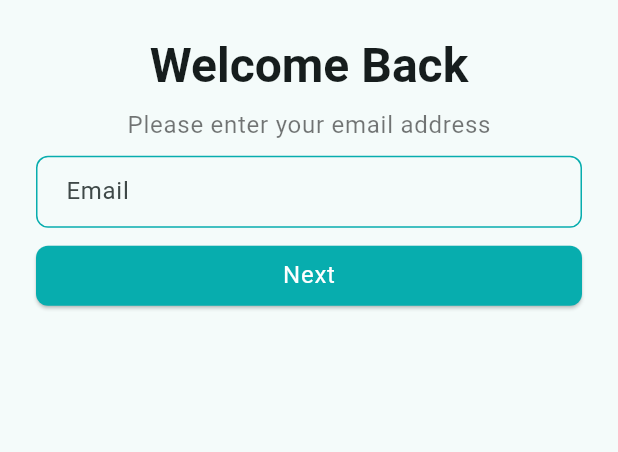
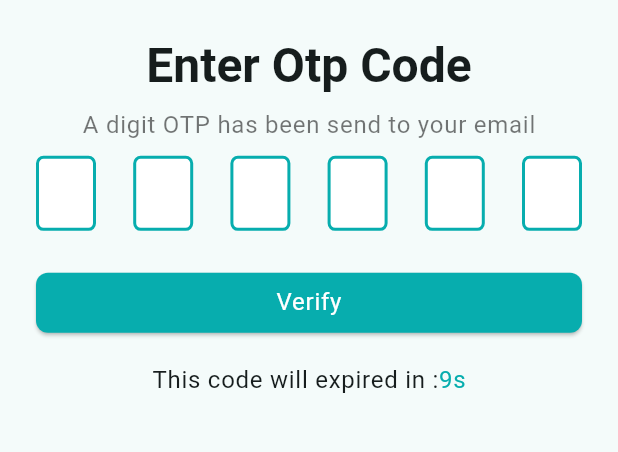
Before and after one commit to mdmridul6/crafty_bay, a Flutter app: the screen it shows after launch, after a tap on "Next", on a phone screen of 412 x 824 dp, the part 317-769 px from its top. Run offline on Flutter 3.47's test engine with Material 3 defaults, Android fonts, the phone set to English and light mode, and no system bars; drawn by our look-alikes of pin_code_fields; our stand-ins replace flutter_svg, get.

Commit message:
Implement email verification screen and navigation
Implemented `EmailVerificationScreen` with email input field and a "Next" button.
Added `SingleChildScrollView` to handle potential overflow in `EmailVerificationScreen`.
Updated `SplashScreen` to navigate to `EmailVerificationScreen` after a 2-second delay using `Get.off()`.
Adjusted `ElevatedButton` text color in the app theme to `Colors.white`.
Changed `helperText` to `hintText` for the email input field in `EmailVerificationScreen`.

```diff
--- a/lib/app.dart
+++ b/lib/app.dart
@@ -1,3 +1,4 @@
+import 'package:crafty_bay/controller_binding.dart';
 import 'package:crafty_bay/presentation/ui/screens/splash_screen.dart';
 import 'package:crafty_bay/presentation/ui/utils/app_colors.dart';
 import 'package:flutter/material.dart';
@@ -9,6 +10,7 @@ class CraftyBayApp extends StatelessWidget {
   @override
   Widget build(BuildContext context) {
     return GetMaterialApp(
+      initialBinding: ControllerBinding(),
       home: const SplashScreen(),
       theme: ThemeData(
         colorScheme: ColorScheme.fromSeed(seedColor: AppColors.themeColor),
@@ -33,6 +35,7 @@ class CraftyBayApp extends StatelessWidget {
             textStyle: Theme.of(context).textTheme.bodyLarge,
           ),
         ),
+        textButtonTheme: TextButtonThemeData(style: TextButton.styleFrom(foregroundColor: AppColors.themeColor))
       ),
     );
   }
--- /dev/null
+++ b/lib/controller_binding.dart
@@ -0,0 +1,9 @@
+import 'package:crafty_bay/presentation/state_holders/otp_controller.dart';
+import 'package:get/get.dart';
+
+class ControllerBinding extends Bindings {
+  @override
+  void dependencies() {
+    Get.put(OtpController());
+  }
+}
--- /dev/null
+++ b/lib/presentation/state_holders/otp_controller.dart
@@ -0,0 +1,45 @@
+import 'dart:async';
+
+import 'package:flutter/cupertino.dart';
+import 'package:get/get.dart';
+
+class OtpController extends GetxController {
+  late bool isCodeExpired = false;
+  late String otp = '';
+  late int remainTiming = 10;
+
+  Timer? timer;
+  TextEditingController otpController = TextEditingController();
+
+  void startTimer() {
+    timer = Timer.periodic(const Duration(seconds: 1), (timer) {
+      if (remainTiming > 0) {
+        remainTiming--;
+      } else {
+        isCodeExpired = true;
+        timer.cancel();
+      }
+      update();
+    });
+  }
+
+  void resendCode() {
+    remainTiming = 10;
+    isCodeExpired = false;
+    otp = '';
+    otpController.clear();
+    startTimer();
+    update();
+  }
+
+  void onOTPComplete(String value) {
+    otp = value;
+  }
+
+  @override
+  void onClose() {
+    timer?.cancel();
+    otpController.dispose();
+    super.onClose();
+  }
+}
--- a/lib/presentation/ui/screens/email_verification_screen.dart
+++ b/lib/presentation/ui/screens/email_verification_screen.dart
@@ -1,5 +1,8 @@
+import 'package:crafty_bay/presentation/ui/screens/otp_verification_screen.dart';
 import 'package:crafty_bay/presentation/ui/widgets/app_logo_widget.dart';
 import 'package:flutter/material.dart';
+import 'package:get/get.dart';
+
 
 class EmailVerificationScreen extends StatefulWidget {
   const EmailVerificationScreen({super.key});
@@ -12,6 +15,12 @@ class EmailVerificationScreen extends StatefulWidget {
 class _EmailVerificationScreenState extends State<EmailVerificationScreen> {
   final TextEditingController _emailTextEditingController =
       TextEditingController();
+
+
+  void _onTapNextButton(){
+    Get.to(() => OtpVerificationScreen());
+
+  }
 
   @override
   Widget build(BuildContext context) {
@@ -41,7 +50,7 @@ class _EmailVerificationScreenState extends State<EmailVerificationScreen> {
                 decoration: InputDecoration(hintText: "Email"),
               ),
               SizedBox(height: 8),
-              ElevatedButton(onPressed: () {}, child: Text("Next")),
+              ElevatedButton(onPressed: _onTapNextButton, child: Text("Next")),
             ],
           ),
         ),
--- /dev/null
+++ b/lib/presentation/ui/screens/otp_verification_screen.dart
@@ -0,0 +1,117 @@
+import 'package:crafty_bay/presentation/state_holders/otp_controller.dart';
+import 'package:crafty_bay/presentation/ui/screens/complete_profile_screen.dart';
+import 'package:crafty_bay/presentation/ui/utils/app_colors.dart';
+import 'package:crafty_bay/presentation/ui/widgets/app_logo_widget.dart';
+import 'package:flutter/material.dart';
+import 'package:get/get.dart';
+import 'package:pin_code_fields/pin_code_fields.dart';
+
+class OtpVerificationScreen extends StatefulWidget {
+  const OtpVerificationScreen({super.key});
+
+  @override
+  State<OtpVerificationScreen> createState() => _OtpVerificationScreenState();
+}
+
+class _OtpVerificationScreenState extends State<OtpVerificationScreen> {
+  final otpController = Get.find<OtpController>();
+
+  void onTapVerifyButton() {
+    otpController.onOTPComplete(otpController.otp.toString());
+    Get.to(() => CompleteProfileScreen());
+  }
+
+  @override
+  void initState() {
+    super.initState();
+    otpController.startTimer();
+  }
+
+  @override
+  Widget build(BuildContext context) {
+    return Scaffold(
+      body: SingleChildScrollView(
+        child: Padding(
+          padding: const EdgeInsets.all(24.0),
+          child: Column(
+            children: [
+              SizedBox(height: 82),
+              AppLogoWidget(),
+              SizedBox(height: 24),
+              Text(
+                "Enter Otp Code",
+                style: Theme.of(context).textTheme.headlineLarge,
+              ),
+              SizedBox(height: 8),
+              Text(
+                "A digit OTP has been send to your email",
+                style: Theme.of(
+                  context,
+                ).textTheme.bodyLarge?.copyWith(color: Colors.black54),
+              ),
+              SizedBox(height: 8),
+              PinCodeTextField(
+                length: 6,
+                obscureText: false,
+                animationType: AnimationType.fade,
+                keyboardType: TextInputType.number,
+                pinTheme: PinTheme(
+                  shape: PinCodeFieldShape.box,
+                  borderRadius: BorderRadius.circular(5),
+                  fieldHeight: 50,
+                  fieldWidth: 40,
+                  activeFillColor: Colors.white,
+                  selectedFillColor: Colors.white,
+                  selectedColor: Colors.green,
+                  inactiveFillColor: Colors.white,
+                  inactiveColor: AppColors.themeColor,
+                ),
+                animationDuration: Duration(milliseconds: 300),
+                backgroundColor: Colors.transparent,
+                enableActiveFill: true,
+                controller: otpController.otpController,
+                appContext: context,
+              ),
+              SizedBox(height: 8),
+              GetBuilder<OtpController>(
+                builder:
+                    (controller) =>
+                        ElevatedButton(onPressed: () {}, child: Text("Verify")),
+              ),
+
+              SizedBox(height: 16),
+
+              GetBuilder<OtpController>(
+                builder:
+                    (controller) => RichText(
+                      text: TextSpan(
+                        style: Theme.of(context).textTheme.bodyLarge,
+                        text: 'This code will expired in :',
+                        children: [
+                          TextSpan(
+                            text: '${controller.remainTiming.toString()}s',
+                            style: TextStyle(color: AppColors.themeColor),
+                          ),
+                        ],
+                      ),
+                    ),
+              ),
+
+              SizedBox(height: 16),
+              GetBuilder<OtpController>(
+                builder:
+                    (controller) => Visibility(
+                      visible: controller.isCodeExpired == true,
+                      child: TextButton(
+                        onPressed: controller.resendCode,
+                        child: const Text("Resent Code"),
+                      ),
+                    ),
+              ),
+            ],
+          ),
+        ),
+      ),
+    );
+  }
+}
--- a/pubspec.yaml
+++ b/pubspec.yaml
@@ -14,6 +14,7 @@ dependencies:
   cupertino_icons: ^1.0.8
   flutter_svg: ^2.0.17
   get: ^4.7.2
+  pin_code_fields: ^8.0.1
 
 dev_dependencies:
   flutter_test:
```
Also changed, not shown: lib/presentation/ui/screens/complete_profile_screen.dart (added, +82 -0 lines), pubspec.lock.
